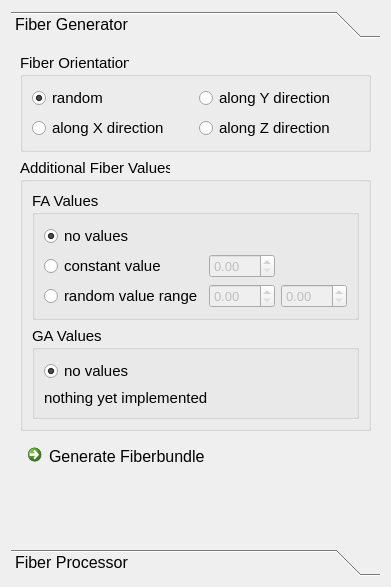
Old version of the form Modules/Bundles/org.mitk.gui.qt.diffusionimaging/src/internal/QmitkFiberBundleDeveloperViewControls.ui in the repository MITK/MITK.
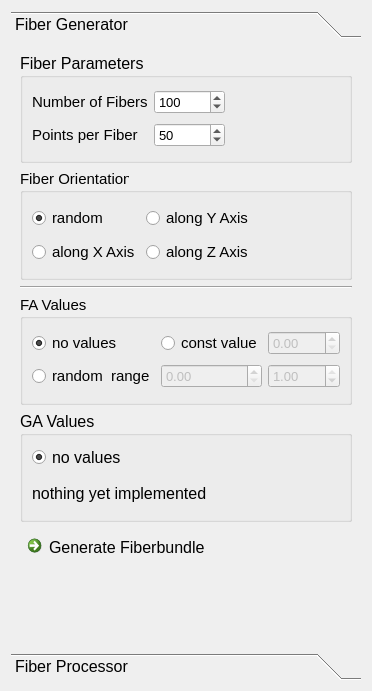
New version of the form. The open tabs and pages were chosen to show the change.

```diff
--- a/Modules/Bundles/org.mitk.gui.qt.diffusionimaging/src/internal/QmitkFiberBundleDeveloperViewControls.ui
+++ b/Modules/Bundles/org.mitk.gui.qt.diffusionimaging/src/internal/QmitkFiberBundleDeveloperViewControls.ui
@@ -6,8 +6,8 @@
    <rect>
     <x>0</x>
     <y>0</y>
-    <width>391</width>
-    <height>587</height>
+    <width>372</width>
+    <height>691</height>
    </rect>
   </property>
   <property name="windowTitle">
@@ -31,15 +31,209 @@
        <rect>
         <x>0</x>
         <y>0</y>
-        <width>367</width>
-        <height>497</height>
+        <width>348</width>
+        <height>601</height>
        </rect>
       </property>
       <attribute name="label">
        <string>Fiber Generator</string>
       </attribute>
       <layout class="QGridLayout" name="gridLayout_8">
-       <item row="0" column="0">
+       <item row="6" column="0">
+        <widget class="Line" name="line">
+         <property name="orientation">
+          <enum>Qt::Horizontal</enum>
+         </property>
+        </widget>
+       </item>
+       <item row="2" column="0">
+        <widget class="QGroupBox" name="groupBox_5">
+         <property name="title">
+          <string>Fiber Parameters</string>
+         </property>
+         <layout class="QGridLayout" name="gridLayout_11">
+          <item row="0" column="1">
+           <widget class="QSpinBox" name="boxFiberNumbers">
+            <property name="font">
+             <font>
+              <pointsize>10</pointsize>
+             </font>
+            </property>
+            <property name="maximum">
+             <number>999999999</number>
+            </property>
+            <property name="value">
+             <number>100</number>
+            </property>
+           </widget>
+          </item>
+          <item row="1" column="0">
+           <widget class="QLabel" name="label">
+            <property name="font">
+             <font>
+              <pointsize>11</pointsize>
+             </font>
+            </property>
+            <property name="text">
+             <string>Points per Fiber</string>
+            </property>
+           </widget>
+          </item>
+          <item row="0" column="0">
+           <widget class="QLabel" name="labelFibersTotal">
+            <property name="font">
+             <font>
+              <pointsize>11</pointsize>
+             </font>
+            </property>
+            <property name="text">
+             <string>Number of Fibers</string>
+            </property>
+           </widget>
+          </item>
+          <item row="1" column="1">
+           <widget class="QSpinBox" name="boxPointsPerFiber">
+            <property name="font">
+             <font>
+              <pointsize>10</pointsize>
+             </font>
+            </property>
+            <property name="minimum">
+             <number>2</number>
+            </property>
+            <property name="maximum">
+             <number>999999999</number>
+            </property>
+            <property name="value">
+             <number>50</number>
+            </property>
+           </widget>
+          </item>
+          <item row="0" column="2">
+           <spacer name="horizontalSpacer_3">
+            <property name="orientation">
+             <enum>Qt::Horizontal</enum>
+            </property>
+            <property name="sizeHint" stdset="0">
+             <size>
+              <width>40</width>
+              <height>20</height>
+             </size>
+            </property>
+           </spacer>
+          </item>
+         </layout>
+         <zorder>groupBox</zorder>
+         <zorder>labelFibersTotal</zorder>
+         <zorder>label</zorder>
+         <zorder>boxPointsPerFiber</zorder>
+         <zorder>boxFiberNumbers</zorder>
+         <zorder>horizontalSpacer_3</zorder>
+        </widget>
+       </item>
+       <item row="8" column="0">
+        <widget class="QGroupBox" name="groupBox_4">
+         <property name="font">
+          <font>
+           <pointsize>11</pointsize>
+          </font>
+         </property>
+         <property name="title">
+          <string>FA Values</string>
+         </property>
+         <layout class="QGridLayout" name="gridLayout">
+          <item row="1" column="1">
+           <widget class="QRadioButton" name="radioButton_FAconst">
+            <property name="text">
+             <string>const value</string>
+            </property>
+           </widget>
+          </item>
+          <item row="3" column="2">
+           <widget class="QDoubleSpinBox" name="boxFAupper">
+            <property name="enabled">
+             <bool>false</bool>
+            </property>
+            <property name="font">
+             <font>
+              <pointsize>10</pointsize>
+             </font>
+            </property>
+            <property name="maximum">
+             <double>1.000000000000000</double>
+            </property>
+            <property name="singleStep">
+             <double>0.100000000000000</double>
+            </property>
+            <property name="value">
+             <double>1.000000000000000</double>
+            </property>
+           </widget>
+          </item>
+          <item row="3" column="0">
+           <widget class="QRadioButton" name="radioButton_6">
+            <property name="text">
+             <string>random  range</string>
+            </property>
+           </widget>
+          </item>
+          <item row="3" column="1">
+           <widget class="QDoubleSpinBox" name="boxFAlower">
+            <property name="enabled">
+             <bool>false</bool>
+            </property>
+            <property name="font">
+             <font>
+              <pointsize>10</pointsize>
+             </font>
+            </property>
+            <property name="maximum">
+             <double>1.000000000000000</double>
+            </property>
+            <property name="singleStep">
+             <double>0.100000000000000</double>
+            </property>
+           </widget>
+          </item>
+          <item row="1" column="0">
+           <widget class="QRadioButton" name="radioButton_FAnoValue">
+            <property name="text">
+             <string>no values</string>
+            </property>
+            <property name="checked">
+             <bool>true</bool>
+            </property>
+           </widget>
+          </item>
+          <item row="1" column="2">
+           <widget class="QDoubleSpinBox" name="boxFAconst">
+            <property name="enabled">
+             <bool>false</bool>
+            </property>
+            <property name="font">
+             <font>
+              <pointsize>10</pointsize>
+             </font>
+            </property>
+            <property name="maximum">
+             <double>1.000000000000000</double>
+            </property>
+            <property name="singleStep">
+             <double>0.100000000000000</double>
+            </property>
+           </widget>
+          </item>
+         </layout>
+        </widget>
+       </item>
+       <item row="10" column="0">
+        <widget class="QCommandLinkButton" name="buttonGenerateFibers">
+         <property name="text">
+          <string>Generate Fiberbundle</string>
+         </property>
+        </widget>
+       </item>
+       <item row="3" column="0">
         <widget class="QGroupBox" name="groupBox">
          <property name="font">
           <font>
@@ -50,14 +244,14 @@
           <string>Fiber Orientation</string>
          </property>
          <layout class="QGridLayout" name="gridLayout_5">
-          <item row="2" column="0">
+          <item row="3" column="0">
            <widget class="QRadioButton" name="radioButton_directionX">
             <property name="text">
-             <string>along X direction</string>
+             <string>along X Axis</string>
             </property>
            </widget>
           </item>
-          <item row="1" column="0">
+          <item row="2" column="0">
            <widget class="QRadioButton" name="radioButton_directionRandom">
             <property name="text">
              <string>random</string>
@@ -67,160 +261,62 @@
             </property>
            </widget>
           </item>
-          <item row="2" column="1">
+          <item row="3" column="1">
            <widget class="QRadioButton" name="radioButton_directionZ">
             <property name="text">
-             <string>along Z direction</string>
+             <string>along Z Axis</string>
             </property>
            </widget>
           </item>
-          <item row="1" column="1">
+          <item row="2" column="1">
            <widget class="QRadioButton" name="radioButton_directionY">
             <property name="text">
-             <string>along Y direction</string>
+             <string>along Y Axis</string>
             </property>
            </widget>
           </item>
+          <item row="2" column="2">
+           <spacer name="horizontalSpacer_2">
+            <property name="orientation">
+             <enum>Qt::Horizontal</enum>
+            </property>
+            <property name="sizeHint" stdset="0">
+             <size>
+              <width>40</width>
+              <height>20</height>
+             </size>
+            </property>
+           </spacer>
+          </item>
          </layout>
         </widget>
        </item>
-       <item row="1" column="0">
-        <widget class="QGroupBox" name="groupBox_3">
-         <property name="font">
-          <font>
-           <pointsize>11</pointsize>
-          </font>
-         </property>
+       <item row="9" column="0">
+        <widget class="QGroupBox" name="groupBox_6">
          <property name="title">
-          <string>Additional Fiber Values</string>
+          <string>GA Values</string>
          </property>
-         <layout class="QVBoxLayout" name="verticalLayout_5">
+         <layout class="QVBoxLayout" name="verticalLayout_6">
           <item>
-           <widget class="QGroupBox" name="groupBox_4">
-            <property name="font">
-             <font>
-              <pointsize>11</pointsize>
-             </font>
+           <widget class="QRadioButton" name="radioButton_2">
+            <property name="text">
+             <string>no values</string>
             </property>
-            <property name="title">
-             <string>FA Values</string>
+            <property name="checked">
+             <bool>true</bool>
             </property>
-            <layout class="QGridLayout" name="gridLayout">
-             <item row="1" column="0">
-              <widget class="QRadioButton" name="radioButton_FAconst">
-               <property name="text">
-                <string>constant value</string>
-               </property>
-              </widget>
-             </item>
-             <item row="1" column="1">
-              <widget class="QDoubleSpinBox" name="boxFAconst">
-               <property name="enabled">
-                <bool>false</bool>
-               </property>
-               <property name="font">
-                <font>
-                 <pointsize>10</pointsize>
-                </font>
-               </property>
-              </widget>
-             </item>
-             <item row="2" column="0">
-              <widget class="QRadioButton" name="radioButton_6">
-               <property name="text">
-                <string>random value range</string>
-               </property>
-              </widget>
-             </item>
-             <item row="2" column="1">
-              <widget class="QDoubleSpinBox" name="boxFAlower">
-               <property name="enabled">
-                <bool>false</bool>
-               </property>
-               <property name="font">
-                <font>
-                 <pointsize>10</pointsize>
-                </font>
-               </property>
-              </widget>
-             </item>
-             <item row="2" column="2">
-              <widget class="QDoubleSpinBox" name="boxFAupper">
-               <property name="enabled">
-                <bool>false</bool>
-               </property>
-               <property name="font">
-                <font>
-                 <pointsize>10</pointsize>
-                </font>
-               </property>
-               <property name="value">
-                <double>0.000000000000000</double>
-               </property>
-              </widget>
-             </item>
-             <item row="0" column="0">
-              <widget class="QRadioButton" name="radioButton_FAnoValue">
-               <property name="text">
-                <string>no values</string>
-               </property>
-               <property name="checked">
-                <bool>true</bool>
-               </property>
-              </widget>
-             </item>
-            </layout>
            </widget>
           </item>
           <item>
-           <widget class="QGroupBox" name="groupBox_6">
-            <property name="title">
-             <string>GA Values</string>
+           <widget class="QLabel" name="GAlabel">
+            <property name="text">
+             <string>nothing yet implemented</string>
             </property>
-            <layout class="QVBoxLayout" name="verticalLayout_6">
-             <item>
-              <widget class="QRadioButton" name="radioButton_2">
-               <property name="text">
-                <string>no values</string>
-               </property>
-               <property name="checked">
-                <bool>true</bool>
-               </property>
-              </widget>
-             </item>
-             <item>
-              <widget class="QLabel" name="GAlabel">
-               <property name="text">
-                <string>nothing yet implemented</string>
-               </property>
-              </widget>
-             </item>
-            </layout>
            </widget>
           </item>
          </layout>
         </widget>
        </item>
-       <item row="2" column="0">
-        <widget class="QCommandLinkButton" name="buttonGenerateFibers">
-         <property name="text">
-          <string>Generate Fiberbundle</string>
-         </property>
-        </widget>
-       </item>
-       <item row="3" column="0">
-        <spacer name="verticalSpacer_3">
-         <property name="orientation">
-          <enum>Qt::Vertical</enum>
-         </property>
-         <property name="sizeHint" stdset="0">
-          <size>
-           <width>20</width>
-           <height>40</height>
-          </size>
-         </property>
-        </spacer>
-       </item>
       </layout>
      </widget>
      <widget class="QWidget" name="page_2">
```
Left out of the diff: 8 changed lines with no effect on the pictures.
